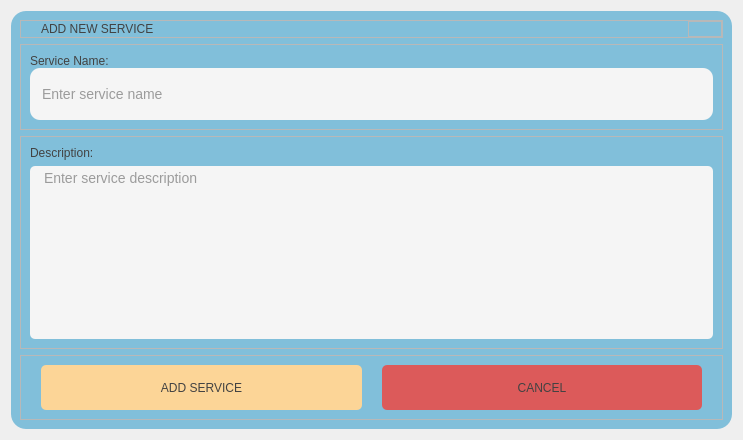
Before: the Qt Designer form Desktop_Application/Frontend/ui-files/addService.ui in DreddVDomasian/Petmate-Desktop-Application, drawn with Qt 5.
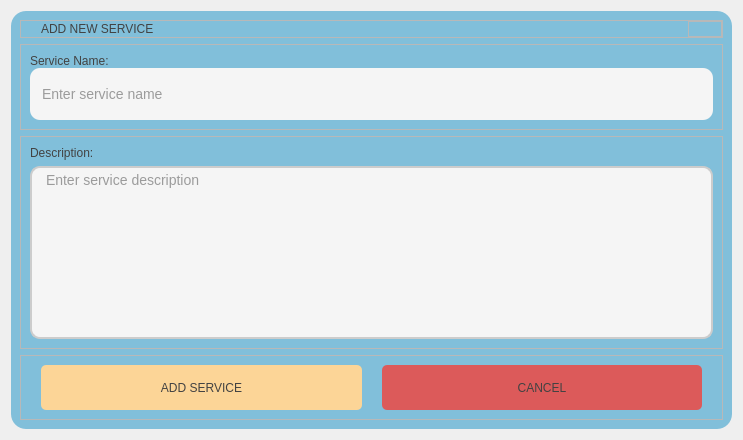
After: the same form once the commit is applied. Icons and pictures are not drawn.

```diff
--- a/Desktop_Application/Frontend/ui-files/addService.ui
+++ b/Desktop_Application/Frontend/ui-files/addService.ui
@@ -43,14 +43,15 @@
 	background-color:rgb(227, 227, 227);
 }
 
-#serviceDescription{
-    border-radius: 5px;
-	font-family: &quot;Montserrat Medium&quot;;
-	font-weight: 57;
-	font-size:14px;
-	color:rgb(66, 66, 66);
-	padding-left: 10px;
-	background-color:rgb(245, 245, 245);
+QTextEdit {
+    border: 2px solid #cccccc;  /* Add this line */
+    border-radius: 10px;
+    font-family: &quot;Montserrat Medium&quot;;
+    font-weight: 57;
+    font-size: 14px;
+    color: rgb(66, 66, 66);
+    padding-left: 10px;
+    background-color: rgb(245, 245, 245);
 }
 #serviceDescription QTextEdit:focus{
     border: 1px solid rgb(235, 235, 235);
```
Left out of the diff: 6 changed lines with no effect on the pictures.
